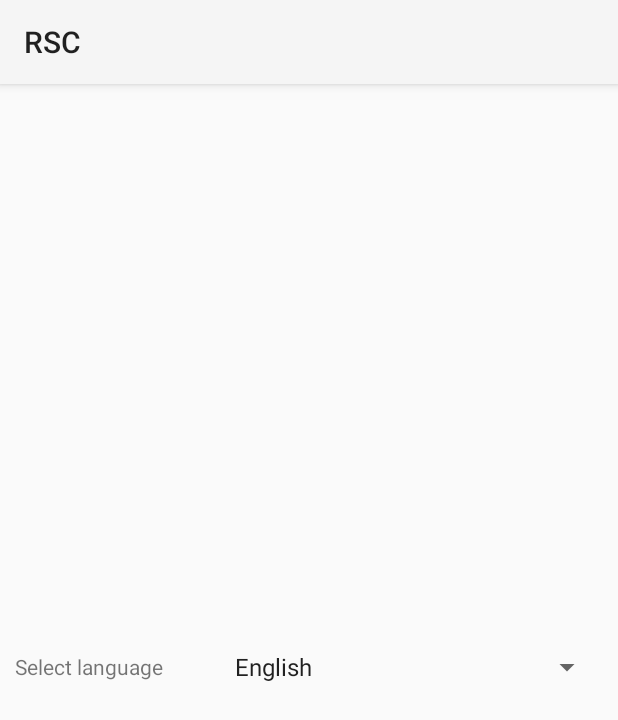
After one commit to foivz/RSC-Asyncro-ALPHA, an Android app: the SettingsFragment screen opened directly, with no data from a screen before it, on a phone screen of 412 x 824 dp. The commit adds this screen. Shown: the top 720 px of the screen. Run offline under Robolectric (Android 15) with nearby library versions, the phone set to English and light mode, and no system bars; our stand-ins replace ButterKnife.

Commit message:
Beginned localizations,ToDo add refreshing

```diff
--- a/Mobile/RSC/app/src/main/AndroidManifest.xml
+++ b/Mobile/RSC/app/src/main/AndroidManifest.xml
@@ -45,8 +45,11 @@
         <activity android:name=".LoginActivity" />
         <activity
             android:name=".MainActivity"
-            android:configChanges="keyboardHidden|orientation|screenSize" />
+            android:configChanges="keyboardHidden|orientation|screenSize|locale"
+            />
         <activity android:name="com.github.gorbin.asne.core.OAuthActivity" />
+        <activity android:name="com.alpha.asyncro.rsc.SettingsActivity" android:configChanges="locale"/>
+
 
         <!--
           WakefulBroadcastReceiver that will receive intents from GCM
--- a/Mobile/RSC/app/src/main/java/com/alpha/asyncro/rsc/MainActivity.java
+++ b/Mobile/RSC/app/src/main/java/com/alpha/asyncro/rsc/MainActivity.java
@@ -180,6 +180,10 @@ public class MainActivity extends LightTabbedActivity implements OnDataMultipleR
                 startActivity(intent);
                 this.finish();
                 break;
+
+            case R.id.action_settings:
+                Intent intentSettings = new Intent(getBaseContext(),SettingsActivity.class);
+                startActivity(intentSettings);
         }
         return super.onOptionsItemSelected(item);
     }
--- a/Mobile/RSC/app/src/main/java/com/alpha/asyncro/rsc/SettingsActivity.java
+++ b/Mobile/RSC/app/src/main/java/com/alpha/asyncro/rsc/SettingsActivity.java
@@ -1,5 +1,8 @@
 package com.alpha.asyncro.rsc;
 
+import android.content.res.Configuration;
+
+import com.alpha.asyncro.rsc.fragment.SettingsFragment;
 import com.lightandroid.navigation.activity.LightActivity;
 
 /**
@@ -8,11 +11,17 @@ import com.lightandroid.navigation.activity.LightActivity;
 public class SettingsActivity extends LightActivity {
     @Override
     public int provideLayoutRes() {
-        return R.layout.layout_dummy;
+        return R.layout.activity_container;
     }
 
     @Override
     public void main() {
+        setupFragment(R.id.container,new SettingsFragment());
+    }
 
+
+    @Override
+    public void onConfigurationChanged(Configuration newConfig) {
+        super.onConfigurationChanged(newConfig);
     }
 }
--- /dev/null
+++ b/Mobile/RSC/app/src/main/java/com/alpha/asyncro/rsc/fragment/SettingsFragment.java
@@ -0,0 +1,103 @@
+package com.alpha.asyncro.rsc.fragment;
+
+import android.content.Context;
+import android.content.res.Configuration;
+import android.preference.PreferenceManager;
+import android.util.Log;
+import android.view.View;
+import android.widget.AdapterView;
+import android.widget.ArrayAdapter;
+import android.widget.Spinner;
+import android.widget.Toast;
+
+import com.alpha.asyncro.rsc.R;
+import com.alpha.asyncro.rsc.util.Preferences;
+import com.lightandroid.navigation.fragment.LightFragment;
+
+import java.util.Locale;
+
+import butterknife.InjectView;
+
+/**
+ * Created by lovro on 23/11/14.
+ */
+public class SettingsFragment  extends LightFragment implements AdapterView.OnItemSelectedListener{
+
+    private Locale locale = Locale.ENGLISH;
+
+
+    @InjectView(R.id.spLanguageType)
+    Spinner spLanguageType;
+    @Override
+    public int provideLayoutRes() {
+        return R.layout.fragment_settings;
+    }
+    @Override
+    public void main() {
+        String[] languages = getLightActivity().getResources().getStringArray(R.array.arr_language);
+        spLanguageType.setAdapter(new ArrayAdapter<String>(getLightActivity(), android.R.layout.simple_list_item_1, languages));
+        spLanguageType.setOnItemSelectedListener(this);
+    }
+
+    @Override
+    public void onItemSelected(AdapterView<?> adapterView, View view, int i, long l) {
+        //Toast.makeText(getActivity(),"Odabran je element na poziciji "+ i,Toast.LENGTH_LONG).show();
+
+        switch (i){
+            case 0:
+                String languageToLoad  = "en";
+                changeLang(languageToLoad);
+                Toast.makeText(getActivity(),"Language changed to english", Toast.LENGTH_LONG).show();
+                break;
+
+            case 1:
+                String languageToLoad_1  = "hr";
+                changeLang(languageToLoad_1);
+                Toast.makeText(getActivity(),"Jezik promjenjen u hrvatski", Toast.LENGTH_LONG).show();
+                break;
+        }
+    }
+
+    @Override
+    public void onNothingSelected(AdapterView<?> adapterView) {
+        //do nothing
+    }
+
+    @Override
+    public void onConfigurationChanged(Configuration newConfig) {
+        super.onConfigurationChanged(newConfig);
+
+        if (locale != null) {
+            Locale.setDefault(locale);
+            Configuration config = new Configuration(newConfig);
+            config.locale = locale;
+            getLightActivity().getResources().updateConfiguration(config, getLightActivity().getResources().getDisplayMetrics());
+        }
+    }
+
+    public void changeLang(String lang) {
+        Log.d("Konfiguracija se mjenja","Konfiguracija nesto");
+
+
+        Configuration config = getLightActivity().getResources().getConfiguration();
+        if (!"".equals(lang) && !config.locale.getLanguage().equals(lang)) {
+            Preferences.storeLanguage(lang, getLightActivity());
+
+            locale = new Locale(lang);
+            Locale.setDefault(locale);
+            Configuration conf = new Configuration(config);
+            conf.locale = locale;
+            getLightActivity().getResources().updateConfiguration(conf, getLightActivity().getResources().getDisplayMetrics());
+
+            Log.d("Konfiguracija promjenjea","Konfiguracija promjenjea");
+
+        }
+    }
+
+    public static String getLang(Context context){
+        return Preferences.loadLanguage(context);
+    }
+
+
+
+}
--- /dev/null
+++ b/Mobile/RSC/app/src/main/res/layout/fragment_settings.xml
@@ -0,0 +1,37 @@
+<?xml version="1.0" encoding="utf-8"?>
+<ScrollView xmlns:android="http://schemas.android.com/apk/res/android"
+
+    android:layout_width="match_parent"
+    android:fillViewport="true"
+    android:layout_height="match_parent">
+
+    <LinearLayout
+        android:orientation="vertical"
+        android:layout_width="match_parent"
+        android:padding="10dp"
+        android:gravity="center"
+        android:layout_height="match_parent">
+
+
+
+        <TableRow
+            android:layout_width="match_parent"
+            android:gravity="center_vertical"
+            android:layout_marginTop="10dp"
+            android:layout_height="wrap_content">
+
+            <TextView
+                android:layout_width="match_parent"
+                android:layout_weight="2"
+                android:text="@string/lbl_language_type"
+                android:layout_height="wrap_content" />
+
+            <Spinner
+                android:id="@+id/spLanguageType"
+                android:layout_width="match_parent"
+                android:layout_weight="1"
+                android:layout_height="wrap_content" />
+        </TableRow>
+
+    </LinearLayout>
+</ScrollView>
--- a/Mobile/RSC/app/src/main/res/values/const.xml
+++ b/Mobile/RSC/app/src/main/res/values/const.xml
@@ -6,6 +6,15 @@
         <item>AB</item>
         <item>0</item>
     </string-array>
+
+
+    <string-array name="arr_language">
+        <item>English</item>
+        <item>Hrvatski</item>
+    </string-array>
+
+
+
     <string name="key_twitter_consumer">Qwug8inWnmUr5QpxQhbSR64FO</string>
     <string name="key_twitter_secret">kOUjAIgXqJa0AfrpwCj0P06yKtbiZ336wxPJTQMxyfcrCUlCUW</string>
 </resources>
--- a/Mobile/RSC/app/src/main/res/values/strings.xml
+++ b/Mobile/RSC/app/src/main/res/values/strings.xml
@@ -23,4 +23,5 @@
     <string name="lbl_points_2">Points:</string>
     <string name="lbl_id">Id:</string>
     <string name="lbl_logout">Logout</string>
+    <string name="lbl_language_type">Select language</string>
 </resources>
```
Also changed, not shown: Mobile/RSC/app/src/main/java/com/alpha/asyncro/rsc/util/Preferences.java (+11 -0 lines), 2 other files.
